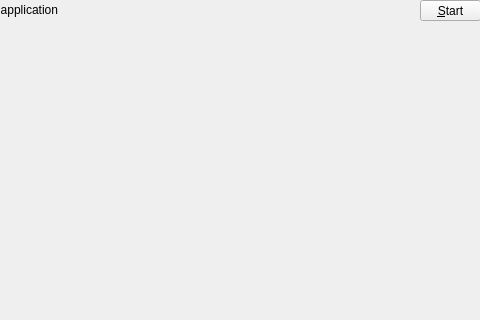
First picture: the form in main_window.ui, repository kusstas/PhysBall, before the edit; both pictures show x 170 to 650 and y 0 to 320 of the 650 by 650 pixel window.
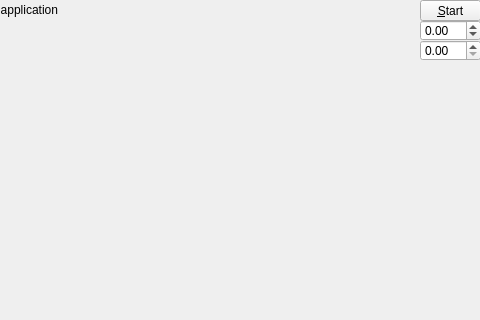
Second picture: the form after the edit.

Commit message: add ui control time scale and bounce ball

Patch:
```diff
--- a/main_window.ui
+++ b/main_window.ui
@@ -76,6 +76,35 @@
      <string>Press &quot;Start&quot; or Alt+S for start application</string>
     </property>
    </widget>
+   <widget class="QDoubleSpinBox" name="spinTimeScale">
+    <property name="geometry">
+     <rect>
+      <x>590</x>
+      <y>20</y>
+      <width>61</width>
+      <height>21</height>
+     </rect>
+    </property>
+    <property name="minimum">
+     <double>-99.000000000000000</double>
+    </property>
+    <property name="singleStep">
+     <double>0.100000000000000</double>
+    </property>
+   </widget>
+   <widget class="QDoubleSpinBox" name="spinBounce">
+    <property name="geometry">
+     <rect>
+      <x>590</x>
+      <y>40</y>
+      <width>61</width>
+      <height>21</height>
+     </rect>
+    </property>
+    <property name="singleStep">
+     <double>0.010000000000000</double>
+    </property>
+   </widget>
   </widget>
   <widget class="QMenuBar" name="menubar">
    <property name="geometry">
```
Left out of the diff: 2 changed lines with no effect on the pictures. The commit also changes 3 other files.
